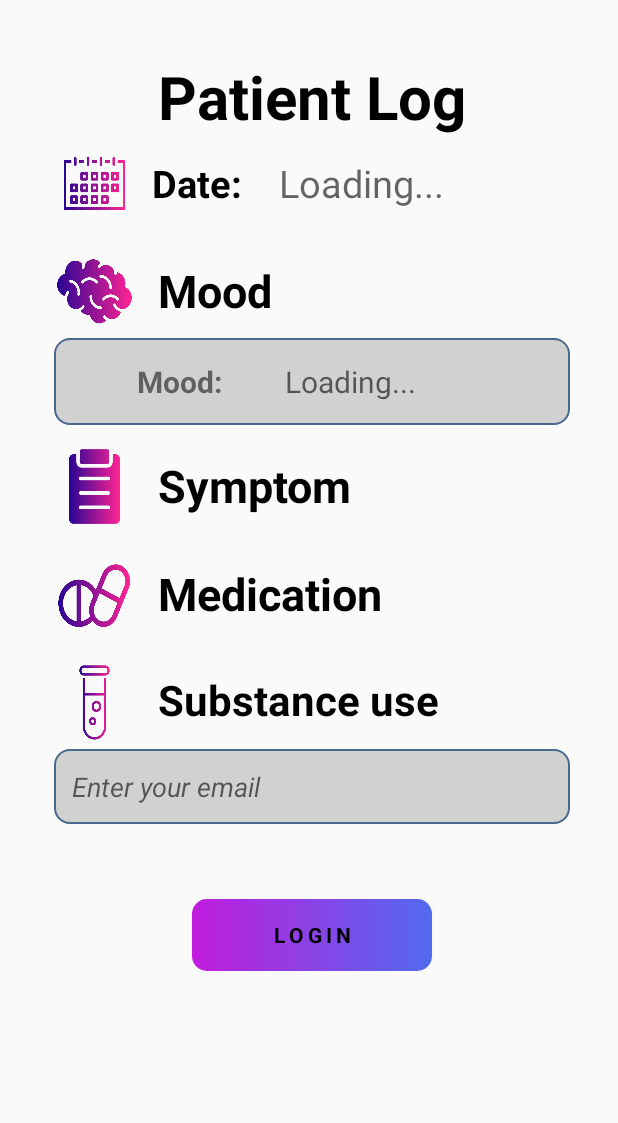
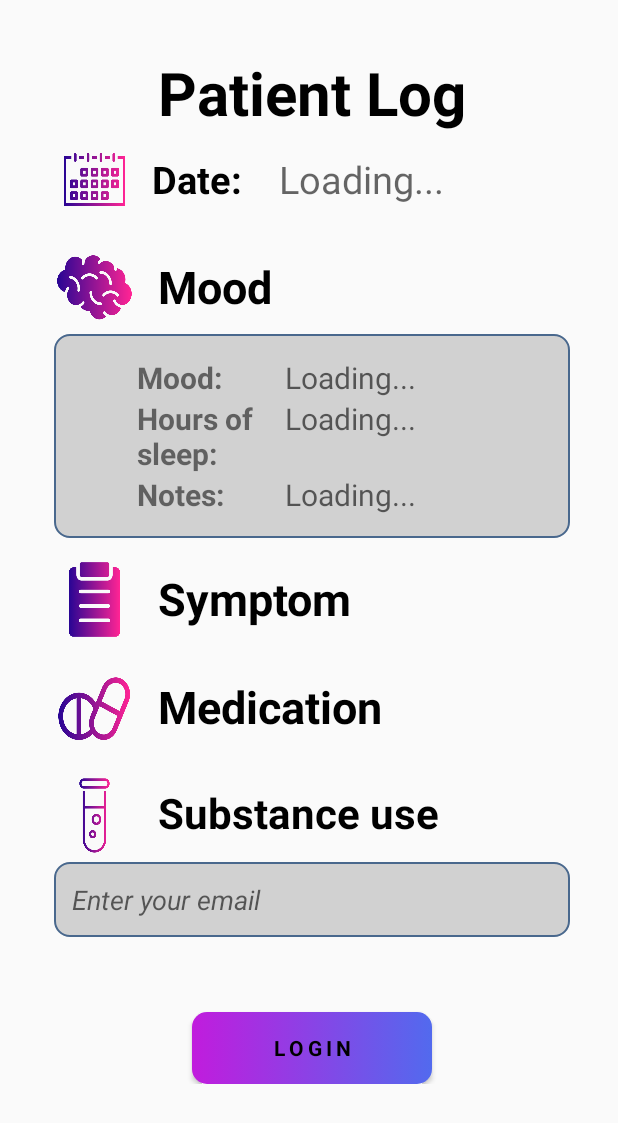
Before and after one commit to alveejawad/WellSync, an Android app: the layout activity_daily_log.xml on its own in the app's theme, with its tools: preview values and no code run, on a phone screen of 412 x 824 dp. Shown: the top 1123 px of the screen. Run offline under Robolectric (Android 15) with nearby library versions, the light colour scheme and no system bars.

Commit message:
Update: Included the Mood window

```diff
--- a/app/src/main/res/layout/activity_daily_log.xml
+++ b/app/src/main/res/layout/activity_daily_log.xml
@@ -72,7 +72,8 @@
                 android:layout_width="match_parent"
                 android:layout_height="wrap_content"
                 android:layout_marginTop="10dp"
-                android:orientation="horizontal">
+                android:orientation="horizontal"
+                tools:ignore="UseCompoundDrawables">
 
                 <ImageView
                     android:id="@+id/ic_brain"
@@ -112,20 +113,66 @@
                         android:textStyle="bold" />
 
                     <TextView
-                        android:id="@+id/textView14"
+                        android:id="@+id/Mood"
                         android:layout_width="wrap_content"
                         android:layout_height="wrap_content"
                         android:layout_weight="1"
                         android:hint="Loading..."
                         android:textSize="20dp"/>
                 </LinearLayout>
+
+                <LinearLayout
+                    android:layout_width="match_parent"
+                    android:layout_height="match_parent"
+                    android:orientation="horizontal">
+                    <TextView
+                        android:layout_width="51dp"
+                        android:layout_height="wrap_content"
+                        android:layout_weight="1"
+                        android:paddingStart="40dp"
+                        android:text="Hours of sleep:"
+                        android:textSize="20dp"
+                        android:textStyle="bold" />
+
+                    <TextView
+                        android:id="@+id/sleep"
+                        android:layout_width="wrap_content"
+                        android:layout_height="wrap_content"
+                        android:layout_weight="1"
+                        android:hint="Loading..."
+                        android:textSize="20dp"/>
+                </LinearLayout>
+                <LinearLayout
+                    android:layout_width="match_parent"
+                    android:layout_height="match_parent"
+                    android:orientation="horizontal">
+                    <TextView
+                        android:layout_width="51dp"
+                        android:layout_height="wrap_content"
+                        android:layout_weight="1"
+                        android:paddingStart="40dp"
+                        android:text="Notes:"
+                        android:textSize="20dp"
+                        android:textStyle="bold" />
+
+                    <TextView
+                        android:id="@+id/Notes"
+                        android:layout_width="wrap_content"
+                        android:layout_height="wrap_content"
+                        android:layout_weight="1"
+                        android:hint="Loading..."
+                        android:textSize="20dp"/>
+                </LinearLayout>
+
+
             </LinearLayout>
 
             <LinearLayout
                 android:layout_width="match_parent"
                 android:layout_height="wrap_content"
                 android:layout_marginTop="10dp"
-                android:orientation="horizontal">
+                android:orientation="horizontal"
+                tools:ignore="UseCompoundDrawables">
 
                 <ImageView
                     android:id="@+id/ic_symptom"
@@ -148,7 +195,8 @@
                 android:layout_width="match_parent"
                 android:layout_height="wrap_content"
                 android:layout_marginTop="10dp"
-                android:orientation="horizontal">
+                android:orientation="horizontal"
+                tools:ignore="UseCompoundDrawables">
 
                 <ImageView
                     android:id="@+id/ic_med"
@@ -171,7 +219,8 @@
                 android:layout_width="match_parent"
                 android:layout_height="wrap_content"
                 android:layout_marginTop="10dp"
-                android:orientation="horizontal">
+                android:orientation="horizontal"
+                tools:ignore="UseCompoundDrawables">
 
                 <ImageView
                     android:id="@+id/ic_substance"
```
